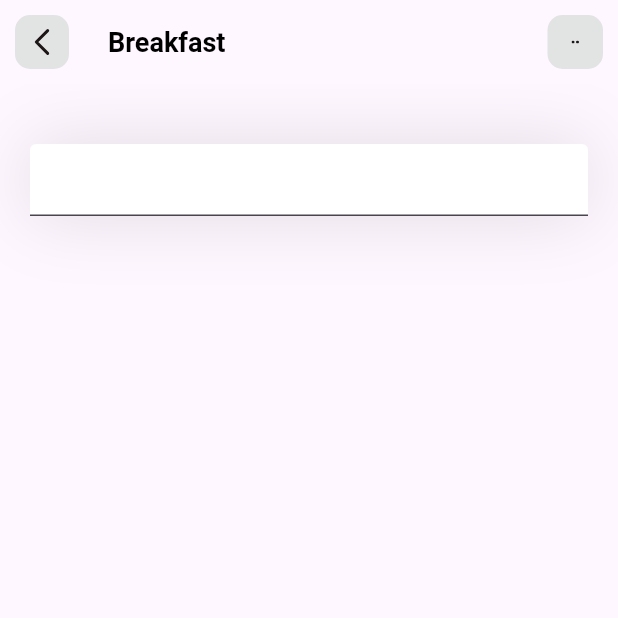
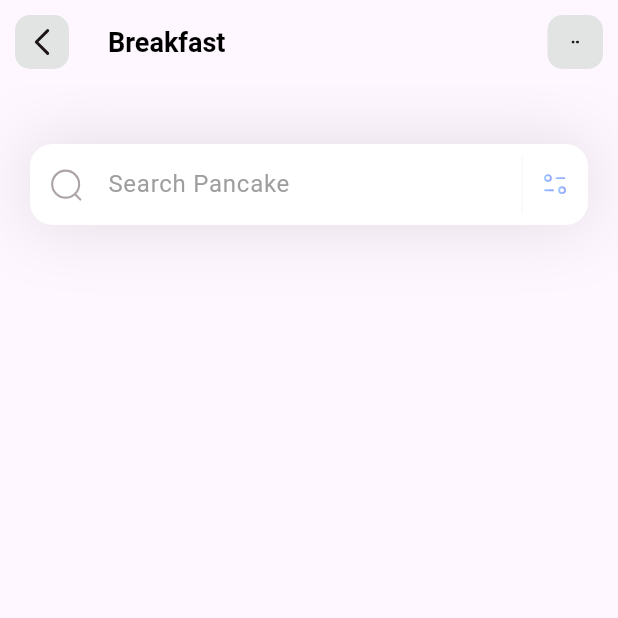
Before and after one commit to kanstantsin-bucha/learning-flutter, a Flutter app: the screen it shows after launch, on a phone screen of 412 x 824 dp, the top half of it. Run offline on Flutter 3.47's test engine with Material 3 defaults, Android fonts, the phone set to English and light mode, and no system bars; our stand-ins replace flutter_svg.

Commit message:
The app has a search text field.

```diff
--- a/flutter_application_1/lib/pages/home.dart
+++ b/flutter_application_1/lib/pages/home.dart
@@ -6,10 +6,7 @@ class HomePage extends StatelessWidget {
 
   @override
   Widget build(BuildContext context) {
-    return Scaffold(
-      appBar: createAppBar(),
-      body: createSearchField()
-    );
+    return Scaffold(appBar: createAppBar(), body: createSearchField());
   }
 
   Column createSearchField() {
@@ -17,23 +14,56 @@ class HomePage extends StatelessWidget {
       children: [
         Container(
           margin: const EdgeInsets.only(top: 40, left: 20, right: 20),
-            decoration: const BoxDecoration(
-              boxShadow: [
+          decoration: const BoxDecoration(boxShadow: [
             BoxShadow(
-                color: Color(0x201D1617),
-                blurRadius: 40,
-                spreadRadius: 0.0
-              )
-              ]
-            ),
-            child: const TextField(
+                color: Color(0x201D1617), blurRadius: 40, spreadRadius: 0.0)
+          ]),
+          child: TextField(
             decoration: InputDecoration(
                 filled: true,
-                fillColor: Colors.white
+                fillColor: Colors.white,
+                contentPadding: const EdgeInsets.all(15),
+                hintText: 'Search Pancake',
+                hintStyle: const  TextStyle(
+                  color: Colors.grey,
                 ),
+                prefixIcon: searchMagnifierIcon(),
+                suffixIcon: searchFiltersIcon(),
+                border: OutlineInputBorder(
+                    borderRadius: BorderRadius.circular(15),
+                    borderSide: BorderSide.none)),
           ),
         )
       ],
+    );
+  }
+
+  Padding searchMagnifierIcon() {
+    return Padding(
+      padding: const EdgeInsets.all(12),
+      child: SvgPicture.asset('assets/icons/Search.svg'),
+    );
+  }
+
+  SizedBox searchFiltersIcon() {
+    return SizedBox(
+      width: 52,
+      child: IntrinsicHeight(
+        child: Row(
+          mainAxisAlignment: MainAxisAlignment.end,
+          children: [
+            const VerticalDivider(
+              color: Color(0xFFBBB8B8),
+              thickness: 0.1,
+              indent: 5,
+              endIndent: 5,
+            ),
+            Padding(
+                padding: const EdgeInsets.only(left: 4, right: 12),
+                child: SvgPicture.asset('assets/icons/Filter.svg')),
+          ],
+        ),
+      ),
     );
   }
 
@@ -42,40 +72,34 @@ class HomePage extends StatelessWidget {
       title: const Text(
         'Breakfast',
         style: TextStyle(
-          color: Colors.black,
-          fontSize: 18,
-          fontWeight: FontWeight.bold
-        ),
+            color: Colors.black, fontSize: 18, fontWeight: FontWeight.bold),
       ),
       leading: createBackButton(),
-      actions: [ createMenuButton() ],
+      actions: [createMenuButton()],
     );
   }
 
   GestureDetector createMenuButton() {
     return GestureDetector(
-      onTap: () { print("Tap Menu"); },
+        onTap: () {
+          print("Tap Menu");
+        },
         child: Container(
           margin: const EdgeInsets.all(10),
           alignment: Alignment.center,
           width: 37,
           decoration: BoxDecoration(
               color: const Color(0xFFE2E3E3),
-          borderRadius: BorderRadius.circular(10)
-        ),
-        child: SvgPicture.asset(
-          'assets/icons/dots.svg',
-          width: 5,
-          height: 5
-        ),
-      )
-    );
-
+              borderRadius: BorderRadius.circular(10)),
+          child: SvgPicture.asset('assets/icons/dots.svg', width: 5, height: 5),
+        ));
   }
 
   GestureDetector createBackButton() {
     return GestureDetector(
-        onTap: () { print("Tap Back"); },
+        onTap: () {
+          print("Tap Back");
+        },
         child: Container(
           margin: const EdgeInsets.all(10),
           alignment: Alignment.center,
@@ -84,7 +108,6 @@ class HomePage extends StatelessWidget {
               borderRadius: BorderRadius.circular(10)),
           child: SvgPicture.asset('assets/icons/Arrow - Left 2.svg',
               width: 26, height: 26),
-        )
-      );
+        ));
   }
 }
```
Lines whose indentation alone changed are shown as unchanged.
